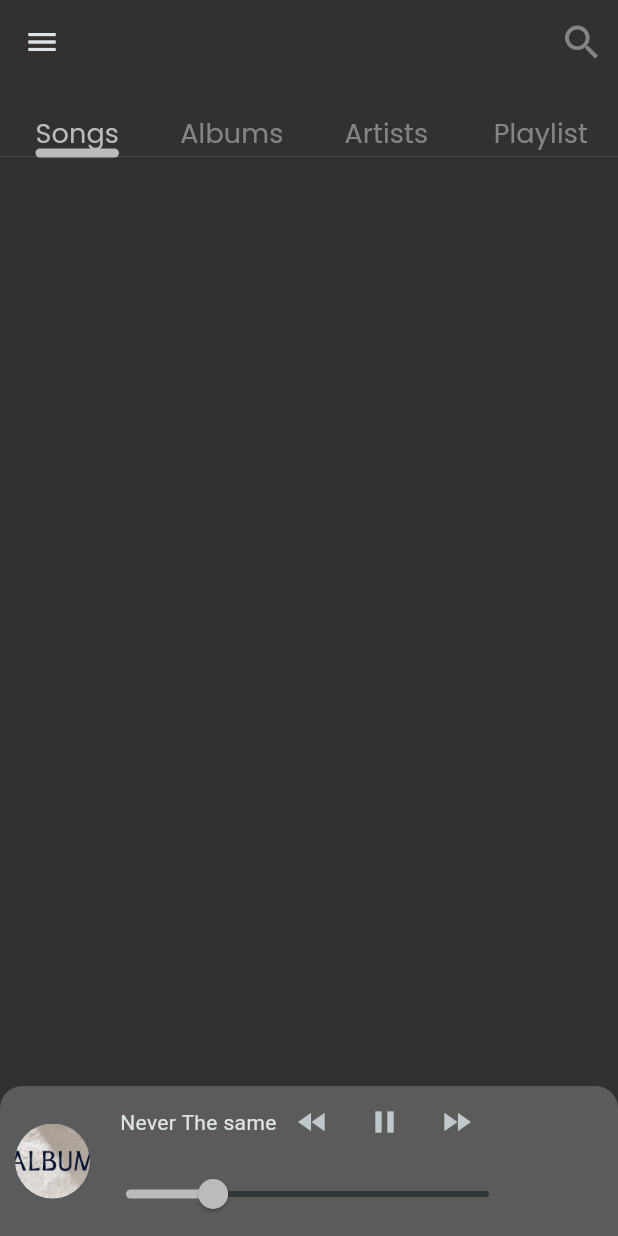
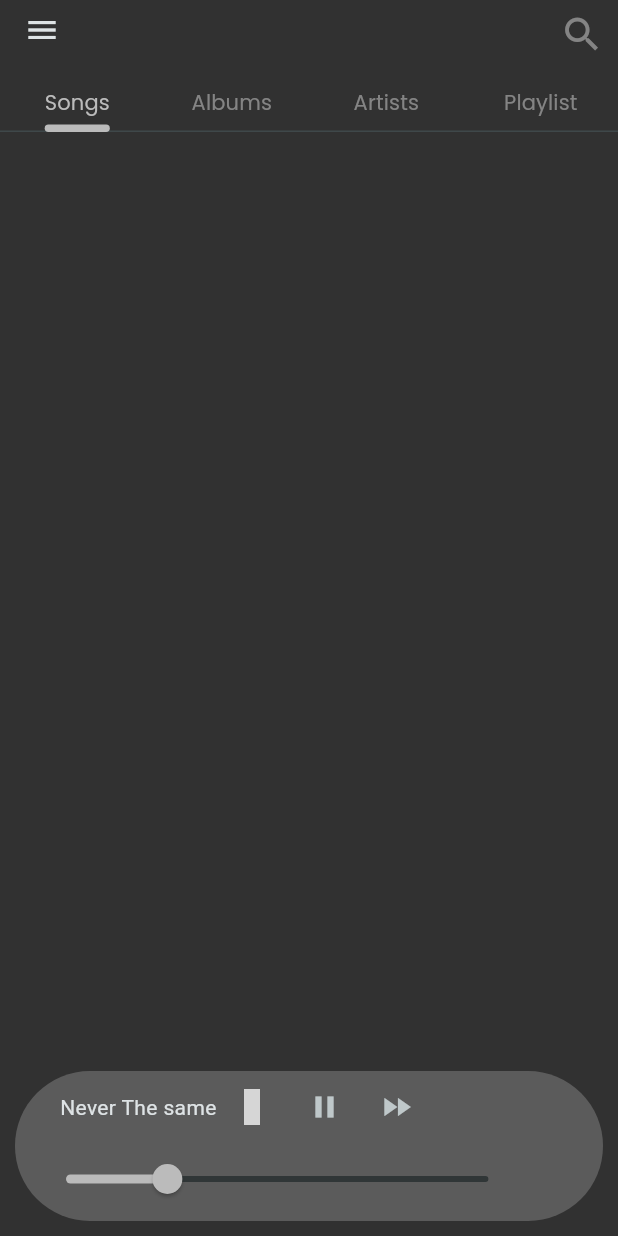
Before and after one commit to janWICKEDpro/muzik_player, a Flutter app: the screen it shows after launch, on a phone screen of 412 x 824 dp. Run offline on Flutter 3.47's test engine with Material 3 defaults, Android fonts, the phone set to English and light mode, and no system bars; our stand-ins replace audioplayers, gap, go_router, hugeicons, permission_handler; grey boxes are pictures that could not be loaded.

Commit message:
revamping ui

```diff
--- a/lib/themes/text_theme.dart
+++ b/lib/themes/text_theme.dart
@@ -3,7 +3,7 @@ import 'package:muzik_player/themes/colors.dart';
 
 class MuzikPlayerTextTheme {
   static const tabBarStyle = TextStyle(
-      fontFamily: 'Poppins', fontSize: 18, fontWeight: FontWeight.w400);
+      fontFamily: 'Poppins', fontSize: 14, fontWeight: FontWeight.w400);
   static const songNameStyle = TextStyle(
       color: AppColors.primaryWhitishGrey,
       fontFamily: 'Poppins',
--- a/lib/widgets/appbar.dart
+++ b/lib/widgets/appbar.dart
@@ -1,8 +1,7 @@
-import 'dart:developer';
-
 import 'package:flutter/material.dart';
 import 'package:gap/gap.dart';
 import 'package:go_router/go_router.dart';
+import 'package:hugeicons/hugeicons.dart';
 import 'package:muzik_player/themes/colors.dart';
 import 'package:muzik_player/themes/text_theme.dart';
 
@@ -26,6 +25,7 @@ class _AppTabBarState extends State<AppTabBar> with TickerProviderStateMixin {
 
   @override
   Widget build(BuildContext context) {
+    final width = MediaQuery.sizeOf(context).width;
     return DefaultTabController(
         length: 4,
         initialIndex: _selectedIndex,
@@ -35,19 +35,17 @@ class _AppTabBarState extends State<AppTabBar> with TickerProviderStateMixin {
           ),
           floatingActionButtonLocation:
               FloatingActionButtonLocation.centerDocked,
-          floatingActionButton: InkWell(
+          floatingActionButton: GestureDetector(
             onTap: () {
-              log('clicked');
               context.push('/playing');
             },
             child: Container(
               height: 100,
+              margin: const EdgeInsets.all(10),
               padding: const EdgeInsets.symmetric(horizontal: 10),
-              decoration: const BoxDecoration(
+              decoration: BoxDecoration(
                   color: AppColors.primaryGrey,
-                  borderRadius: BorderRadius.only(
-                      topLeft: Radius.circular(15),
-                      topRight: Radius.circular(15))),
+                  borderRadius: BorderRadius.circular(100)),
               child: Center(
                 child: Row(
                   crossAxisAlignment: CrossAxisAlignment.center,
@@ -56,11 +54,11 @@ class _AppTabBarState extends State<AppTabBar> with TickerProviderStateMixin {
                     Hero(
                       tag: '12',
                       child: Container(
-                        height: 50,
-                        width: 50,
+                        height: 0,
+                        width: 0,
                         decoration: BoxDecoration(
                             borderRadius: BorderRadius.circular(25),
-                            image: DecorationImage(
+                            image: const DecorationImage(
                                 fit: BoxFit.cover,
                                 image: AssetImage('assets/images/album.png'))),
                       ),
@@ -72,20 +70,27 @@ class _AppTabBarState extends State<AppTabBar> with TickerProviderStateMixin {
                         Row(
                           mainAxisAlignment: MainAxisAlignment.spaceBetween,
                           children: [
-                            Gap(20),
-                            Text('Never The same'),
+                            const Gap(20),
+                            Text(
+                              'Never The same',
+                              maxLines: 1,
+                            ),
                             IconButton(
                                 onPressed: () {},
-                                icon: Icon(Icons.fast_rewind_sharp)),
-                            IconButton(
-                                onPressed: () {}, icon: Icon(Icons.pause)),
+                                icon: HugeIcon(
+                                  icon: HugeIcons.strokeRoundedPause,
+                                  color: AppColors.primaryWhitishGrey,
+                                )),
                             IconButton(
                                 onPressed: () {},
-                                icon: Icon(Icons.fast_forward))
+                                icon: const Icon(Icons.pause)),
+                            IconButton(
+                                onPressed: () {},
+                                icon: const Icon(Icons.fast_forward))
                           ],
                         ),
                         SizedBox(
-                          width: 290,
+                          width: width * 0.8,
                           child: Slider(
                             value: 24,
                             max: 100,
@@ -102,6 +107,7 @@ class _AppTabBarState extends State<AppTabBar> with TickerProviderStateMixin {
             ),
           ),
           appBar: AppBar(
+            toolbarHeight: 40,
             backgroundColor: AppColors.primaryBlack,
             actions: [
               IconButton(
@@ -109,7 +115,7 @@ class _AppTabBarState extends State<AppTabBar> with TickerProviderStateMixin {
                   icon: Icon(
                     Icons.search,
                     size: 30,
-                    color: AppColors.primaryWhitishGrey.withOpacity(0.6),
+                    color: AppColors.primaryWhitishGrey.withValues(alpha: 0.6),
                   ))
             ],
             bottom: TabBar(
@@ -138,24 +144,40 @@ class _AppTabBarState extends State<AppTabBar> with TickerProviderStateMixin {
                       break;
                   }
                 },
-                indicatorPadding: const EdgeInsets.only(top: 23),
-                indicatorWeight: 3,
-                indicator: BoxDecoration(
+                indicator: UnderlineTabIndicator(
+                    insets: EdgeInsets.only(top: 10),
                     borderRadius: BorderRadius.circular(5),
-                    color: AppColors.primaryWhitishGrey),
-                indicatorColor: AppColors.primaryWhitishGrey,
+                    borderSide: const BorderSide(
+                        width: 5, color: AppColors.primaryWhitishGrey)),
                 indicatorSize: TabBarIndicatorSize.label,
                 splashBorderRadius: BorderRadius.circular(5),
                 splashFactory: NoSplash.splashFactory,
                 unselectedLabelColor:
-                    AppColors.primaryWhitishGrey.withOpacity(0.6),
+                    AppColors.primaryWhitishGrey.withValues(alpha: 0.6),
                 labelColor: AppColors.primaryWhitishGrey,
                 labelStyle: MuzikPlayerTextTheme.tabBarStyle,
+                labelPadding: const EdgeInsets.symmetric(vertical: 8),
                 tabs: const [
-                  Text('Songs'),
-                  Text('Albums'),
-                  Text('Artists'),
-                  Text('Playlist'),
+                  Text(
+                    'Songs',
+                    maxLines: 1,
+                    overflow: TextOverflow.ellipsis,
+                  ),
+                  Text(
+                    'Albums',
+                    maxLines: 1,
+                    overflow: TextOverflow.ellipsis,
+                  ),
+                  Text(
+                    'Artists',
+                    maxLines: 1,
+                    overflow: TextOverflow.ellipsis,
+                  ),
+                  Text(
+                    'Playlist',
+                    maxLines: 1,
+                    overflow: TextOverflow.ellipsis,
+                  ),
                 ]),
           ),
           body: GestureDetector(
--- a/pubspec.yaml
+++ b/pubspec.yaml
@@ -16,6 +16,7 @@ dependencies:
   flutter_screenutil: ^5.9.0
   gap: ^3.0.1
   go_router: ^12.1.1
+  hugeicons: ^0.0.10
   on_audio_query: ^2.9.0
   path_provider: ^2.1.1
   permission_handler: ^11.1.0
```
Also changed, not shown: pubspec.lock.
